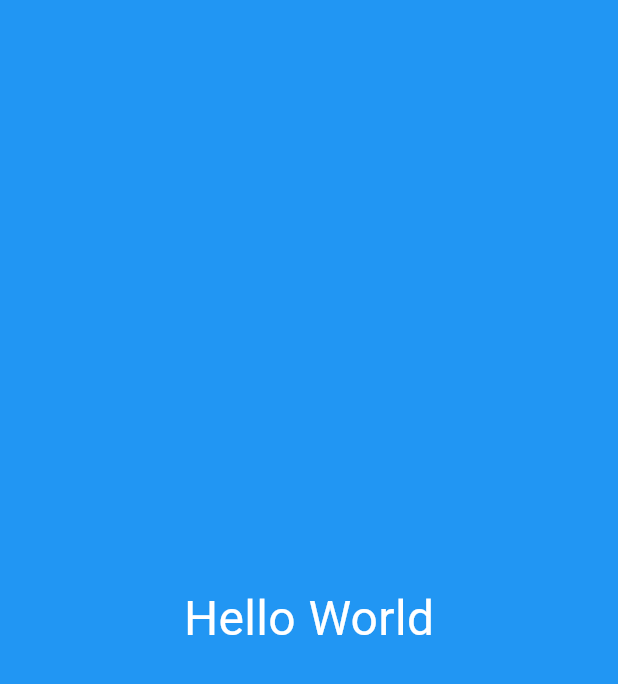
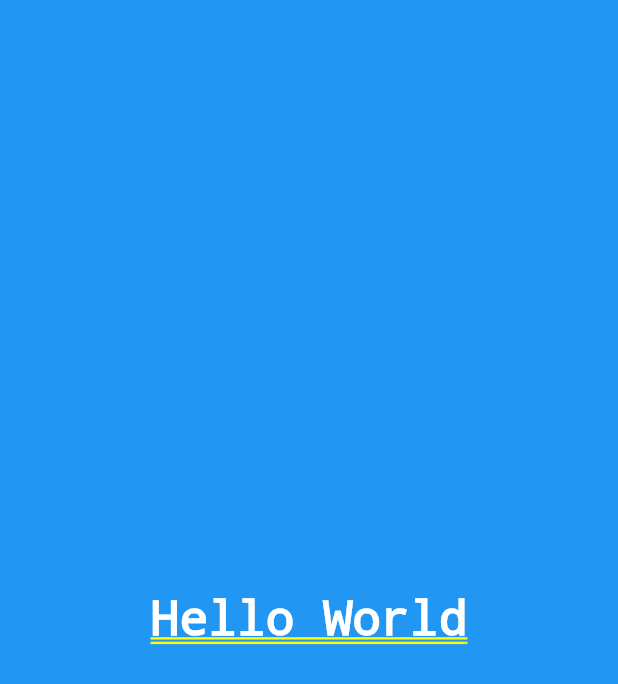
Before and after one commit to RickSanchez-droid/contlinkp, a Flutter app: the screen it shows after launch, on a phone screen of 412 x 824 dp. Shown: the top 684 px of the screen. Run offline on Flutter 3.47's test engine with Material 3 defaults, Android fonts, the phone set to English and light mode, and no system bars; our stand-ins replace flutter_blue_plus, flutter_bluetooth_serial, permission_handler.

```diff
--- a/lib/main.dart
+++ b/lib/main.dart
@@ -34,12 +34,6 @@ import 'dart:developer' as developer;
 import 'package:flutter/foundation.dart';
 
 void main() async {
-  // Set error handlers as early as possible
-  FlutterError.onError = (FlutterErrorDetails details) {
-    FlutterError.presentError(details);
-    debugPrint('FlutterError: ${details.toString()}');
-  };
-
   try {
     debugPrint("Starting app initialization");
 
@@ -47,7 +41,12 @@ void main() async {
     WidgetsFlutterBinding.ensureInitialized();
     debugPrint("Flutter bindings initialized");
 
-    // Run the app inside error zone
+    // Add platform channel error handler
+    ServicesBinding.instance.defaultBinaryMessenger.setMessageHandler('crash', (message) async {
+      debugPrint('Received crash message: $message');
+      return null;
+    });
+
     runZonedGuarded(() {
       debugPrint("About to call runApp");
       runApp(const MyApp());
@@ -78,16 +77,13 @@ class MyApp extends StatelessWidget {
       ),
       home: Builder(
         builder: (context) {
-          debugPrint("Building Scaffold");
-          return const Scaffold(
-            backgroundColor: Colors.blue,
-            body: Center(
+          debugPrint("Building home widget");
+          return Container(
+            color: Colors.blue,
+            child: const Center(
               child: Text(
                 'Hello World',
-                style: TextStyle(
-                  color: Colors.white,
-                  fontSize: 32,
-                ),
+                style: TextStyle(color: Colors.white, fontSize: 32),
               ),
             ),
           );
```
Also changed, not shown: 1 other file.
